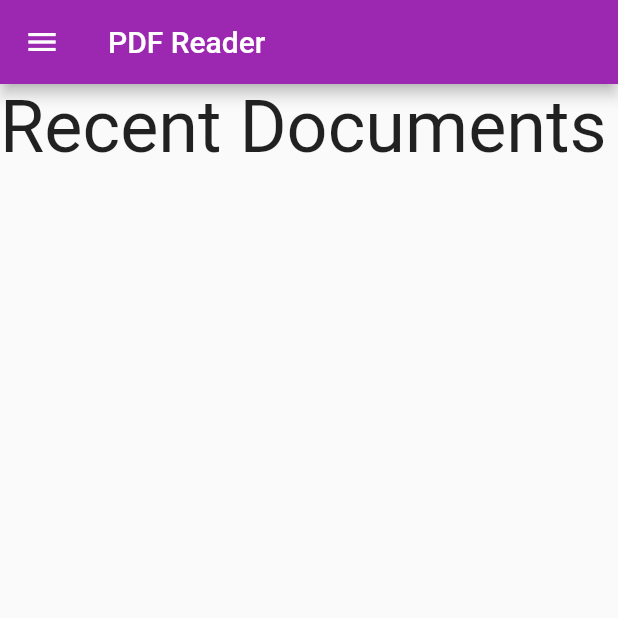
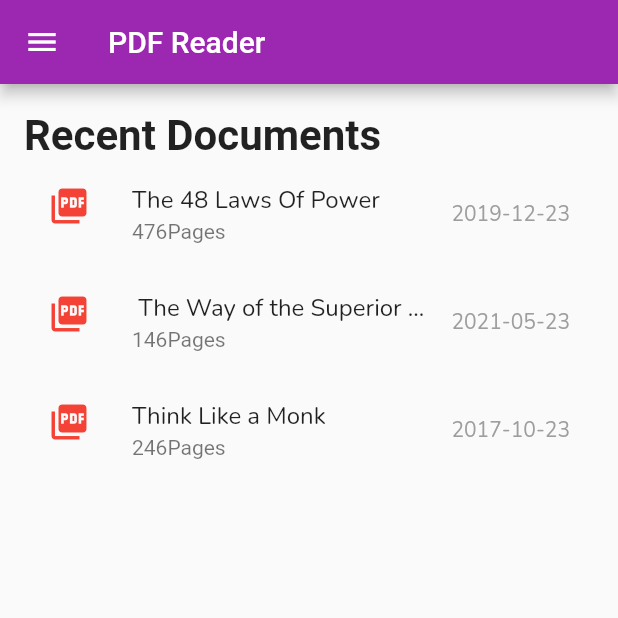
Before and after one commit to Mwita04/pdf_reader, a Flutter app: the screen it shows after launch, on a phone screen of 412 x 824 dp, the top half of it. Run offline on Flutter 3.47's test engine with Material 2 defaults, Android fonts, the phone set to English and light mode, and no system bars; our stand-ins replace google_fonts; missing offline and left inert: syncfusion_flutter_pdfviewer.

Commit message:
commit on master

```diff
--- a/lib/models/document_model.dart
+++ b/lib/models/document_model.dart
@@ -9,8 +9,20 @@ class Document {
   Document(this.doc_title, this.doc_url, this.doc_date, this.page_num);
 
   static List<Document> doc_list = [
-    Document("doc_title", "doc_url", "doc_date", " page_num"),
-    Document("doc_title", "doc_url", "doc_date", "page_num"),
-    Document("doc_title", "doc_url", "doc_date", "page_num"),
+    Document(
+        "The 48 Laws Of Power",
+        "https://drive.google.com/file/d/1DuYMP2tMy7ncV3UiUIzrIBSzSxt6yvYl/view",
+        "2019-12-23",
+        "476"),
+    Document(
+        " The Way of the Superior Man",
+        "https://docs.google.com/file/d/0B8kQliclrbXrYnFkLTVTTFh6aGs/edit?pli=1&resourcekey=0-U7SZgmiRvm1H5XYf5L193Q",
+        "2021-05-23",
+        "146"),
+    Document(
+        "Think Like a Monk",
+        "https://icrrd.com/media/16-05-2021-072848Think-Like-a-Monk.pdf",
+        "2017-10-23",
+        "246"),
   ];
 }
--- a/lib/screens/home_screen.dart
+++ b/lib/screens/home_screen.dart
@@ -2,6 +2,8 @@
 
 import 'package:flutter/material.dart';
 import 'package:google_fonts/google_fonts.dart';
+import 'package:pdf_reader/models/document_model.dart';
+import 'package:pdf_reader/screens/reader_screen.dart';
 
 class HomeScreen extends StatefulWidget {
   @override
@@ -20,7 +22,8 @@ class _HomeScreenState extends State<HomeScreen> {
         ),
         title: Text("PDF Reader"),
       ),
-      body: SafeArea(
+      body: Padding(
+        padding: EdgeInsets.symmetric(vertical: 18.0, horizontal: 16.0),
         child: SingleChildScrollView(
           child: Column(
             mainAxisAlignment: MainAxisAlignment.start,
@@ -28,7 +31,35 @@ class _HomeScreenState extends State<HomeScreen> {
             children: [
               Text(
                 "Recent Documents",
-                style: GoogleFonts.roboto(fontSize: 48.0),
+                style: GoogleFonts.roboto(
+                    fontSize: 28.0, fontWeight: FontWeight.bold),
+              ),
+              Column(
+                children: Document.doc_list
+                    .map((doc) => ListTile(
+                          onTap: () {
+                            Navigator.push(
+                                context,
+                                MaterialPageRoute(
+                                    builder: (context) => ReaderScreen(doc)));
+                          },
+                          title: Text(
+                            doc.doc_title!,
+                            style: GoogleFonts.nunito(),
+                            overflow: TextOverflow.ellipsis,
+                          ),
+                          subtitle: Text("${doc.page_num!}Pages"),
+                          trailing: Text(
+                            doc.doc_date!,
+                            style: GoogleFonts.nunito(color: Colors.grey),
+                          ),
+                          leading: Icon(
+                            Icons.picture_as_pdf,
+                            color: Colors.red,
+                            size: 28.0,
+                          ),
+                        ))
+                    .toList(),
               )
             ],
           ),
```
Also changed, not shown: lib/screens/reader_screen.dart (added, +26 -0 lines).
